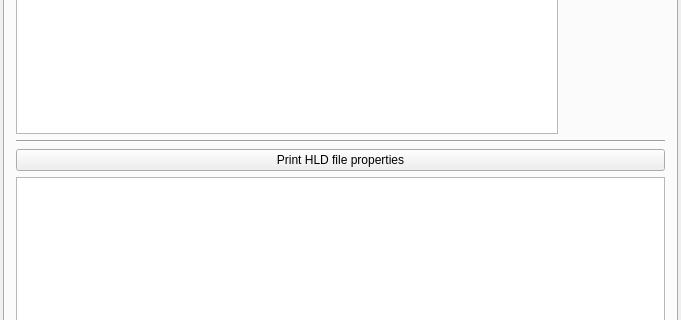
Above: GUI/mainwindow.ui from andrmor/TRB3reader before the change; both pictures show x 0 to 681 and y 153 to 473 of the 681 by 629 pixel window. Below: the same form after it.
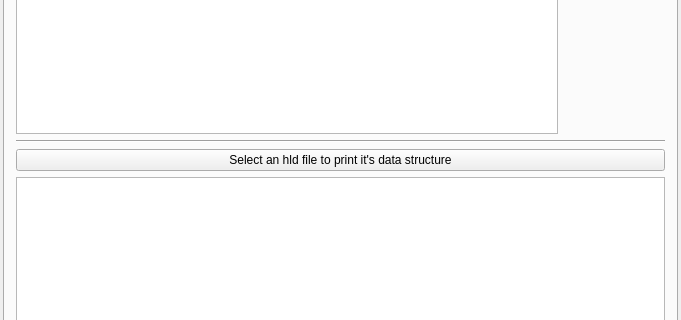
That is the form after the change. The open tabs and pages were chosen to show the change.

What changed in the file:
```diff
--- a/GUI/mainwindow.ui
+++ b/GUI/mainwindow.ui
@@ -114,7 +114,7 @@
         <item>
          <widget class="QPushButton" name="pbPrintHLDfileProperties">
           <property name="text">
-           <string>Print HLD file properties</string>
+           <string>Select an hld file to print it's data structure</string>
           </property>
          </widget>
         </item>
```
Left out of the diff: 2 changed lines with no effect on the pictures.
